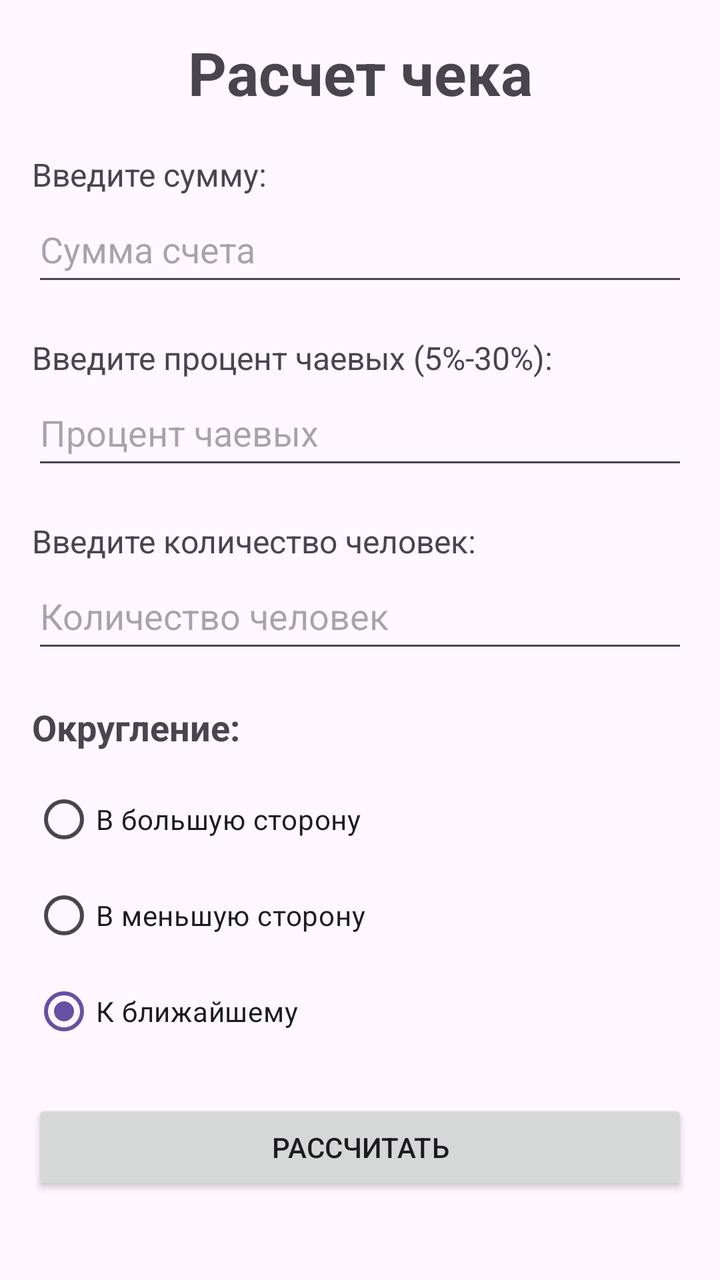
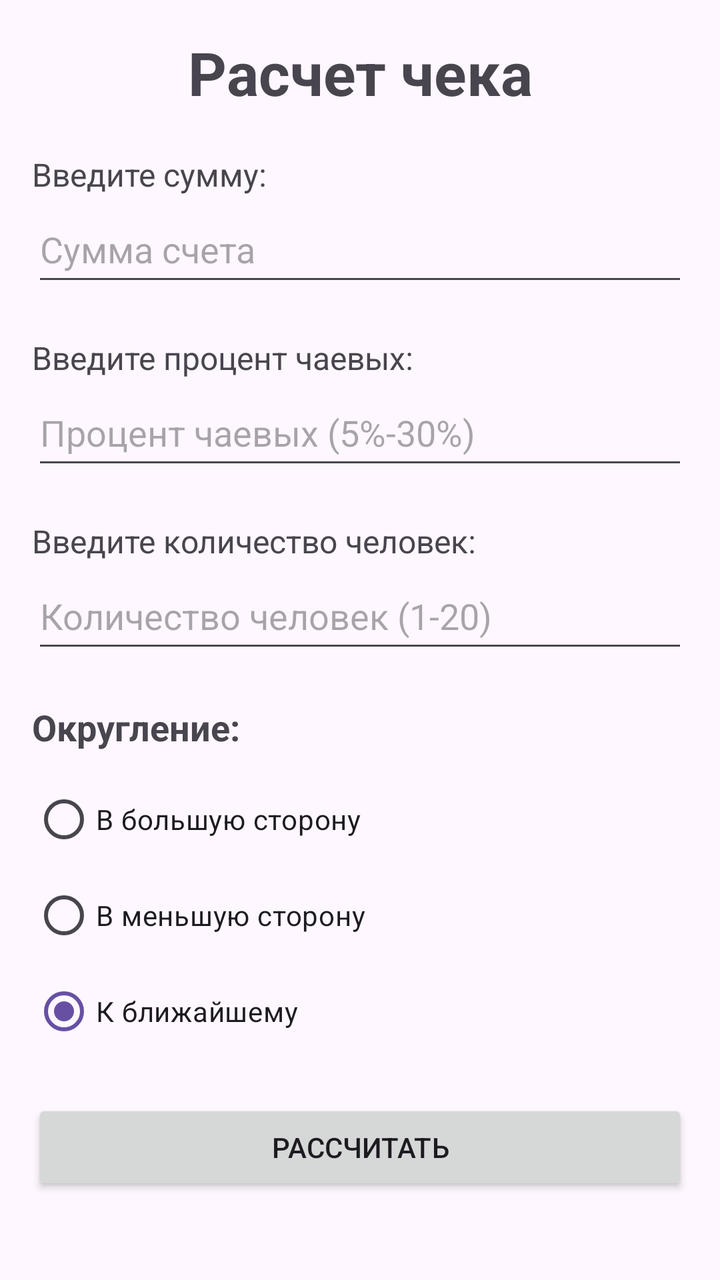

The first picture is an Android layout as it rendered before a commit; the second is the same layout after the commit. The layout source and the unified diff follow.
<!-- AndroidManifest.xml: application theme Theme.AS_kontrolnaya -->
<!-- res/layout/activity_main.xml -->
<?xml version="1.0" encoding="utf-8"?>
<androidx.constraintlayout.widget.ConstraintLayout xmlns:android="http://schemas.android.com/apk/res/android"
    xmlns:app="http://schemas.android.com/apk/res-auto"
    android:layout_width="match_parent"
    android:layout_height="match_parent"
    android:padding="16dp">

    <LinearLayout
        android:layout_width="match_parent"
        android:layout_height="wrap_content"
        android:orientation="vertical"
        app:layout_constraintTop_toTopOf="parent">

        <TextView
            android:layout_width="match_parent"
            android:layout_height="wrap_content"
            android:text="Расчет чека"
            android:textSize="30sp"
            android:textStyle="bold"
            android:gravity="center"
            android:layout_marginBottom="20dp"/>

        <TextView
            android:layout_width="match_parent"
            android:layout_height="wrap_content"
            android:text="Введите сумму:"
            android:textSize="16sp"/>

        <EditText
            android:id="@+id/totalAmount"
            android:layout_width="match_parent"
            android:layout_height="50dp"
            android:hint="Сумма счета"
            android:inputType="numberDecimal"
            android:layout_marginBottom="20dp"/>

        <TextView
            android:layout_width="match_parent"
            android:layout_height="wrap_content"
            android:text="Введите процент чаевых (5%-30%):"
            android:textSize="16sp"/>

        <EditText
            android:id="@+id/tipsPercent"
            android:layout_width="match_parent"
            android:layout_height="50dp"
            android:hint="Процент чаевых"
            android:inputType="numberDecimal"
            android:layout_marginBottom="20dp"/>

        <TextView
            android:layout_width="match_parent"
            android:layout_height="wrap_content"
            android:text="Введите количество человек:"
            android:textSize="16sp"/>

        <EditText
            android:id="@+id/peopleAmount"
            android:layout_width="match_parent"
            android:layout_height="50dp"
            android:hint="Количество человек"
            android:inputType="numberDecimal"
            android:layout_marginBottom="20dp"/>

        <TextView
            android:layout_width="match_parent"
            android:layout_height="wrap_content"
            android:text="Округление:"
            android:textSize="18sp"
            android:textStyle="bold"/>

        <RadioGroup
            android:id="@+id/round"
            android:layout_width="match_parent"
            android:layout_height="wrap_content"
            android:layout_marginTop="10dp"
            android:layout_marginBottom="20dp">

            <RadioButton
                android:id="@+id/roundUp"
                android:layout_width="wrap_content"
                android:layout_height="wrap_content"
                android:text="В большую сторону"/>

            <RadioButton
                android:id="@+id/roundDown"
                android:layout_width="wrap_content"
                android:layout_height="wrap_content"
                android:text="В меньшую сторону"/>

            <RadioButton
                android:id="@+id/roundClosest"
                android:layout_width="wrap_content"
                android:layout_height="wrap_content"
                android:text="К ближайшему"
                android:checked="true"/>
        </RadioGroup>

        <Button
            android:id="@+id/countButton"
            android:layout_width="match_parent"
            android:layout_height="wrap_content"
            android:text="Рассчитать"
            android:layout_marginBottom="20dp"/>

        <GridLayout
            android:id="@+id/hiddenSum"
            android:layout_width="wrap_content"
            android:layout_height="wrap_content"
            android:orientation="vertical"
            android:visibility="invisible">

            <TextView
                android:id="@+id/billText"
                android:layout_width="wrap_content"
                android:layout_height="wrap_content"
                android:text="Сумма чаевых: "
                android:textSize="16sp"
                android:textStyle="bold"
                android:layout_marginTop="10dp"/>

            <TextView
                android:id="@+id/sumText"
                android:layout_width="wrap_content"
                android:layout_height="wrap_content"
                android:text="Общая сумма: "
                android:textSize="16sp"
                android:textStyle="bold"
                android:layout_marginTop="10dp"/>

            <TextView
                android:id="@+id/eachText"
                android:layout_width="wrap_content"
                android:layout_height="wrap_content"
                android:text="На каждого: "
                android:textSize="16sp"
                android:textStyle="bold"
                android:layout_marginTop="10dp"/>
        </GridLayout>
    </LinearLayout>

</androidx.constraintlayout.widget.ConstraintLayout>
<!-- resources referenced by this layout -->
<resources>
  <style name="Theme.AS_kontrolnaya" parent="Base.Theme.AS_kontrolnaya" />
  <style name="Base.Theme.AS_kontrolnaya" parent="Theme.Material3.DayNight.NoActionBar">
          
          
      </style>
</resources>

<!-- the commit's change to res/layout/activity_main.xml (unified diff, before → after) -->
@@ -37,14 +37,14 @@
         <TextView
             android:layout_width="match_parent"
             android:layout_height="wrap_content"
-            android:text="Введите процент чаевых (5%-30%):"
+            android:text="Введите процент чаевых:"
             android:textSize="16sp"/>
 
         <EditText
             android:id="@+id/tipsPercent"
             android:layout_width="match_parent"
             android:layout_height="50dp"
-            android:hint="Процент чаевых"
+            android:hint="Процент чаевых (5%-30%)"
             android:inputType="numberDecimal"
             android:layout_marginBottom="20dp"/>
 
@@ -58,7 +58,7 @@
             android:id="@+id/peopleAmount"
             android:layout_width="match_parent"
             android:layout_height="50dp"
-            android:hint="Количество человек"
+            android:hint="Количество человек (1-20)"
             android:inputType="numberDecimal"
             android:layout_marginBottom="20dp"/>
 
